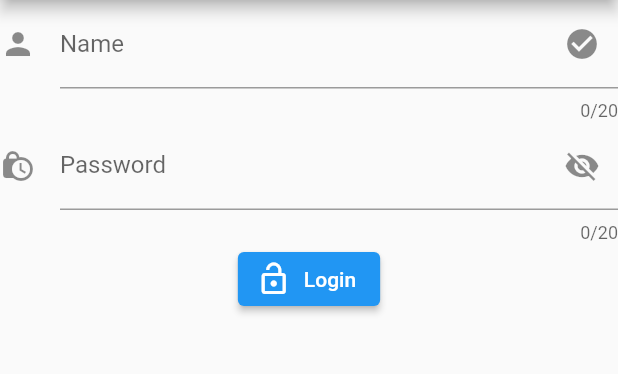
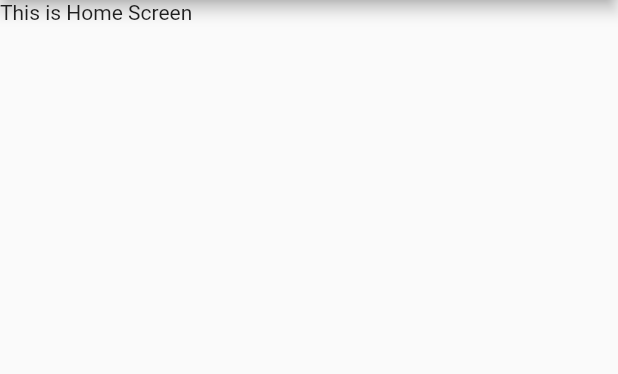
Before and after one commit to AnikRonjon/Flutter_Clash, a Flutter app: the screen it shows after launch, on a phone screen of 412 x 824 dp, the part 84-458 px from its top. Run offline on Flutter 3.47's test engine with Material 2 defaults, Android fonts, the phone set to English and light mode, and no system bars.

```diff
--- a/lib/screen/home.dart
+++ b/lib/screen/home.dart
@@ -8,59 +8,14 @@ class HomeScreen extends StatefulWidget {
 }
 
 class _HomeScreenState extends State<HomeScreen> {
-  bool obscureTextValue = true;
   @override
   Widget build(BuildContext context) {
     return Scaffold(
-      appBar: AppBar(
-        title: const Text('Flutter Clash'),
-      ),
-      body: Center(
-        child: Container(
-          child: Column(
-            children: [
-              TextFormField(
-                maxLength: 20,
-                decoration: const InputDecoration(
-                  icon: Icon(Icons.person),
-                  labelText: 'Name',
-                  hintText: "Enter Name",
-                  suffixIcon: Icon(
-                    Icons.check_circle,
-                  ),
-                ),
-              ),
-
-              // PassWord Field
-              TextFormField(
-                maxLength: 20,
-                obscureText: obscureTextValue,
-                decoration: InputDecoration(
-                  icon: const Icon(Icons.lock_clock),
-                  labelText: 'Password',
-                  hintText: 'Enter Password',
-                  suffixIcon: IconButton(
-                    onPressed: () {
-                      setState(() {
-                        obscureTextValue = !obscureTextValue;
-                      });
-                    },
-                    icon: Icon(obscureTextValue
-                        ? Icons.visibility_off
-                        : Icons.visibility),
-                  ),
-                ),
-              ),
-              ElevatedButton.icon(
-                  onPressed: () {
-                    Navigator.pushNamed(context, '/');
-                  },
-                  icon: const Icon(Icons.lock_open),
-                  label: const Text('Login'))
-            ],
-          ),
+        appBar: AppBar(
+          title: const Text('Flutter Clash'),
         ),
-      ),
-    );
+        body: Container(
+          child: const Text('This is Home Screen'),
+        ));
   }
 }
--- a/pubspec.yaml
+++ b/pubspec.yaml
@@ -59,9 +59,8 @@ flutter:
   uses-material-design: true
 
   # To add assets to your application, add an assets section, like this:
-  # assets:
-  #   - images/a_dot_burr.jpeg
-  #   - images/a_dot_ham.jpeg
+  assets:
+    - assets/images/
 
   # An image asset can refer to one or more resolution-specific "variants", see
   # https://flutter.dev/assets-and-images/#resolution-aware.
```
Also changed, not shown: lib/screen/login.dart (+56 -3 lines), assets/images/login.png (added).
